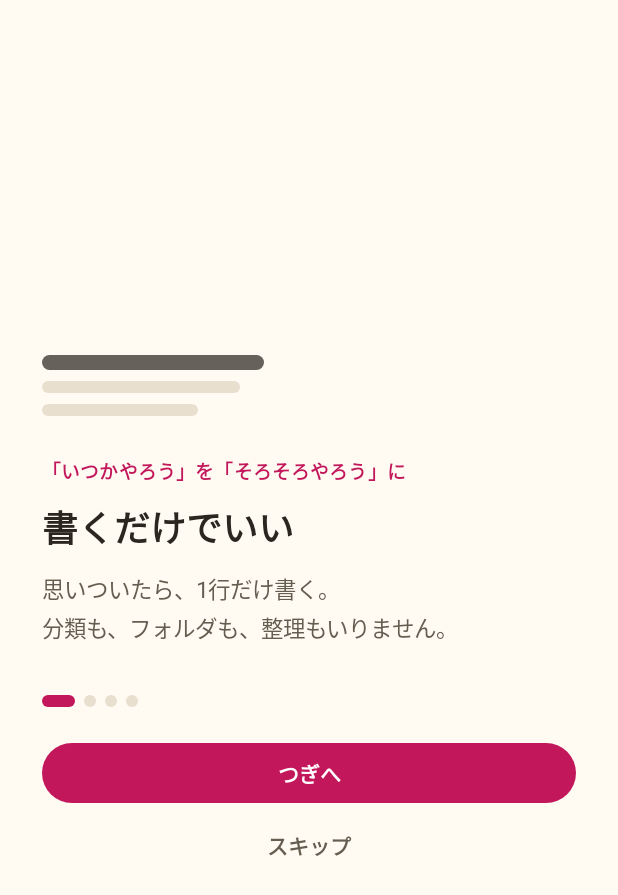
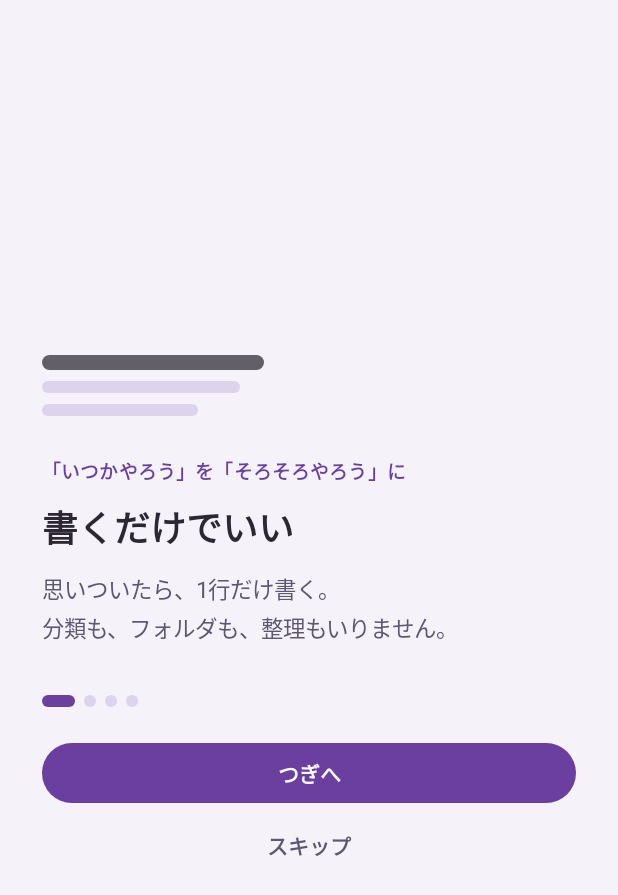
Before and after one commit to TaigaShinohara/uroboe, an Android app built with Jetpack Compose: the screen it shows after launch (MainActivity), on a phone screen of 412 x 824 dp. Shown: the top 895 px of the screen. Run offline under Robolectric (Android 15) with nearby library versions, the phone set to English and light mode, and no system bars; libraries missing offline, so code that uses them is left out: androidx.compose.ui, androidx.lifecycle, java.text.

Commit message:
v0.8.1: パレットを「ゆうぐれ」に変更（紙 #F5F2FA／インク #2C2733／強い色 #6A3FA0／淡 #E6DCF5、Pink→Accent へ改名）＋編集画面はキーボード表示中に操作ボタンを隠す

```diff
--- a/app/src/main/java/app/uroboe/MainActivity.kt
+++ b/app/src/main/java/app/uroboe/MainActivity.kt
@@ -48,7 +48,10 @@ import androidx.compose.foundation.layout.fillMaxSize
 import androidx.compose.foundation.layout.fillMaxWidth
 import androidx.compose.foundation.layout.height
 import androidx.compose.foundation.layout.heightIn
+import androidx.compose.foundation.layout.ExperimentalLayoutApi
+import androidx.compose.foundation.layout.WindowInsets
 import androidx.compose.foundation.layout.imePadding
+import androidx.compose.foundation.layout.isImeVisible
 import androidx.compose.foundation.layout.navigationBarsPadding
 import androidx.compose.foundation.layout.padding
 import androidx.compose.foundation.layout.safeDrawingPadding
@@ -134,21 +137,26 @@ import java.text.SimpleDateFormat
 import java.util.Date
 import java.util.Locale
 
-/** アート方針（docs/ART_DIRECTION.md）の色。全テキストで WCAG AA 4.5:1 以上を確保する。 */
+/**
+ * アート方針（docs/ART_DIRECTION.md）の色。全テキストで WCAG AA 4.5:1 以上を確保する。
+ * v0.8.1：パレットを「ゆうぐれ」（夕方の空・紫）に変更（本人が案ボード D を選択）。
+ * 旧ピンク系の名前（Pink/PinkBg）は役割名（Accent/AccentBg）へ改名した。
+ */
 object Palette {
-    val Paper = Color(0xFFFFFBF3)
-    val Ink = Color(0xFF2B2620)
-    val InkSoft = Color(0xFF665D51)
-    val Line = Color(0xFFE9DFCF)
+    val Paper = Color(0xFFF5F2FA)
+    val Ink = Color(0xFF2C2733)
+    val InkSoft = Color(0xFF5F5670)
+    val Line = Color(0xFFDDD3EC)
     val CardWhite = Color(0xFFFFFFFF)
-    val SomedayCard = Color(0xFFF6F0E4)
-    val Pink = Color(0xFFC2185B)
-    val PinkBg = Color(0xFFFCE7F1)
-    /** 落ち着いた濃い橙（対白 5.5:1 / 対紙色 5.3:1 / 対 OrangeBg 4.9:1）。赤は使わない。 */
+    val SomedayCard = Color(0xFFEFEAF7)
+    /** 強い色（唯一）。対紙 6.7:1 / 対 AccentBg 5.6:1 / 白文字を載せて 7.4:1。 */
+    val Accent = Color(0xFF6A3FA0)
+    val AccentBg = Color(0xFFE6DCF5)
+    /** 落ち着いた濃い橙（対白 5.5:1 / 対紙色 5.2:1 / 対 OrangeBg 4.9:1）。赤は使わない。警告の意味色はパレット変更でも据え置く。 */
     val Orange = Color(0xFFB83B00)
     val OrangeBg = Color(0xFFFFF0E3)
     /** M3 の outline 用の中間トーン（紙色とのコントラスト約3.4:1）。 */
-    val Outline = Color(0xFF8A7D68)
+    val Outline = Color(0xFF7D7290)
 }
 
 /**
@@ -174,10 +182,10 @@ private val UroboeTypography = Typography(
 fun UroboeTheme(content: @Composable () -> Unit) {
     MaterialTheme(
         colorScheme = lightColorScheme(
-            primary = Palette.Pink,
+            primary = Palette.Accent,
             onPrimary = Color.White,
-            primaryContainer = Palette.PinkBg,
-            onPrimaryContainer = Palette.Pink,
+            primaryContainer = Palette.AccentBg,
+            onPrimaryContainer = Palette.Accent,
             secondary = Palette.InkSoft,
             onSecondary = Color.White,
             secondaryContainer = Palette.SomedayCard,
@@ -205,7 +213,7 @@ fun UroboeTheme(content: @Composable () -> Unit) {
             outlineVariant = Palette.Line,
             inverseSurface = Palette.Ink,
             inverseOnSurface = Palette.Paper,
-            inversePrimary = Palette.PinkBg,
+            inversePrimary = Palette.AccentBg,
         ),
         typography = UroboeTypography,
         shapes = Shapes(
@@ -644,7 +652,7 @@ fun UroboeApp(store: MemoStore) {
             title = { Text("うろぼえ について") },
             text = {
                 Text(
-                    "「いつかやろう」を「そろそろやろう」に変えるメモ帳。\nバージョン 0.7.3\n\n" +
+                    "「いつかやろう」を「そろそろやろう」に変えるメモ帳。\nバージョン 0.8.1\n\n" +
                         "書いたメモは勝手には消えず、忘却曲線に沿って忘れかけたものが上へ浮かびます。\n\n" +
                         "メモを長押しするとメニューが出て、「まだやらない」「いつかやればいいへ」（自動浮上なしの保留）「やった」などを選べます。データはこの端末の中だけにあります。\n\n" +
                         "アプリを削除（アンインストール）すると、メモもすべて消えます。大事なメモは、画面いちばん下の「その他」→「データを書き出す」から控えを取っておけます。"
@@ -681,7 +689,7 @@ private fun FloatingMemoMotif(
                 .width(if (elevatedTop) 164.dp else 148.dp)
                 .height(10.dp)
                 .clip(RoundedCornerShape(5.dp))
-                .background(if (elevatedTop) Palette.Pink else Palette.Ink.copy(alpha = 0.72f))
+                .background(if (elevatedTop) Palette.Accent else Palette.Ink.copy(alpha = 0.72f))
         )
         // 下の2枚：静かに控えるメモ
         Box(
@@ -705,7 +713,7 @@ private fun FloatingMemoMotif(
 private fun SectionTitle(
     text: String,
     countLabel: String,
-    color: Color = Palette.Pink,
+    color: Color = Palette.Accent,
 ) {
     // v0.5：見出し下のヒント文は整理で削除した
     Row(
@@ -826,7 +834,7 @@ private fun ExpressiveActionGroup(
                 topStart = primaryOuter, bottomStart = primaryOuter,
                 topEnd = 4.dp, bottomEnd = 4.dp,
             ),
-            color = Palette.Pink,
+            color = Palette.Accent,
             modifier = Modifier.weight(primaryWeight).height(48.dp),
         ) {
             Box(contentAlignment = Alignment.Center) {
@@ -919,7 +927,7 @@ fun MorphingLoadingIndicator(modifier: Modifier = Modifier) {
             if (i == 0) path.moveTo(x, y) else path.lineTo(x, y)
         }
         path.close()
-        drawPath(path, color = Palette.Pink)
+        drawPath(path, color = Palette.Accent)
     }
 }
 
@@ -940,14 +948,14 @@ private fun ReunionCard(
     MemoCardShell(
         onClick = onOpen,
         onLongClick = onLongClick,
-        containerColor = Palette.PinkBg,
+        containerColor = Palette.AccentBg,
         elevationDp = 0f,
     ) {
         Row(Modifier.fillMaxWidth()) {
             Box(
                 Modifier
                     .clip(RoundedCornerShape(999.dp))
-                    .background(Palette.Pink)
+                    .background(Palette.Accent)
                     .padding(horizontal = 9.dp, vertical = 2.dp),
             ) {
                 Text(
@@ -1137,7 +1145,7 @@ fun SingleScreen(
                 SectionTitle(
                     text = "そろそろやろう",
                     countLabel = "${activeMemos.size}件",
-                    color = Palette.Pink,
+                    color = Palette.Accent,
                 )
             }
             if (gridActiveMemos.isEmpty()) {
@@ -1422,7 +1430,7 @@ fun WriteScreen(
                         }
                     },
                     textStyle = TextStyle(fontSize = 17.sp, color = Palette.Ink, lineHeight = 27.sp),
-                    cursorBrush = SolidColor(Palette.Pink),
+                    cursorBrush = SolidColor(Palette.Accent),
                     modifier = Modifier.fillMaxWidth().defaultMinSize(minHeight = 200.dp).focusRequester(focusRequester),
                     decorationBox = { inner ->
                         if (body.isEmpty()) {
@@ -1566,7 +1574,7 @@ private fun CharLimitNote(length: Int) {
     }
 }
 
-@OptIn(ExperimentalMaterial3Api::class)
+@OptIn(ExperimentalMaterial3Api::class, ExperimentalLayoutApi::class)
 @Composable
 fun EditScreen(
     memo: Memo,
@@ -1578,7 +1586,13 @@ fun EditScreen(
     onComplete: () -> Unit,
     onToggleLowPriority: (Boolean) -> Unit,
     onRequestDelete: () -> Unit,
+    // v0.8.1：テスト用。true の間は操作ボタンを隠す（キーボード表示中と同じ状態を再現する）
+    forceActionsHidden: Boolean = false,
 ) {
+    // v0.8.1：キーボードが出ている間は操作ボタンを隠し、本文の表示領域を全部使う
+    // （本人の指摘「編集時にボタンがじゃま」「キーボードで下の方が見れない」への対応）
+    val imeVisible = WindowInsets.isImeVisible
+    val actionsVisible = !imeVisible && !forceActionsHidden
     var body by rememberSaveable(memo.id) { mutableStateOf(memo.body) }
     var question by rememberSaveable(memo.id) { mutableStateOf(memo.question ?: "") }
     var answer by rememberSaveable(memo.id) { mutableStateOf(memo.answer ?: "") }
@@ -1661,7 +1675,7 @@ fun EditScreen(
                     ) {
                         Text(
                             "↩ 戻す", fontSize = 12.5.sp, fontWeight = FontWeight.Bold,
-                            color = if (undoStack.isNotEmpty()) Palette.Pink else Palette.InkSoft.copy(alpha = 0.45f),
+                            color = if (undoStack.isNotEmpty()) Palette.Accent else Palette.InkSoft.copy(alpha = 0.45f),
                         )
                     }
                 },
@@ -1694,7 +1708,7 @@ fun EditScreen(
                     line,
                     fontSize = 12.5.sp,
                     fontWeight = if (dueEmphasis) FontWeight.Bold else FontWeight.Normal,
-                    color = if (dueEmphasis) Palette.Pink else Palette.InkSoft,
+                    color = if (dueEmphasis) Palette.Accent else Palette.InkSoft,
                     modifier = Modifier.padding(top = 2.dp, bottom = 10.dp),
                 )
             }
@@ -1709,7 +1723,7 @@ fun EditScreen(
                         value = question,
                         onValueChange = { val v = it.take(1000); if (v != question) { pushHistory(1); question = v; persist(body, v, answer) } },
                         textStyle = TextStyle(fontSize = 17.sp, color = Palette.Ink, fontWeight = FontWeight.Bold, lineHeight = 27.sp),
-                        cursorBrush = SolidColor(Palette.Pink),
+                        cursorBrush = SolidColor(Palette.Accent),
                         modifier = Modifier.fillMaxWidth(),
                         decorationBox = { inner ->
                             if (question.isEmpty()) {
@@ -1730,7 +1744,7 @@ fun EditScreen(
                             onClick = { quizAnswerRevealed = true },
                             shape = RoundedCornerShape(999.dp),
                         ) {
-                            Text("タップで答えを表示・編集", color = Palette.Pink, fontSize = 12.5.sp)
+                            Text("タップで答えを表示・編集", color = Palette.Accent, fontSize = 12.5.sp)
                         }
                     }
                     AnimatedVisibility(
@@ -1742,7 +1756,7 @@ fun EditScreen(
                             value = answer,
                             onValueChange = { val v = it.take(1000); if (v != answer) { pushHistory(2); answer = v; persist(body, question, v) } },
                             textStyle = TextStyle(fontSize = 17.sp, color = Palette.Ink, lineHeight = 26.sp),
-                            cursorBrush = SolidColor(Palette.Pink),
+                            cursorBrush = SolidColor(Palette.Accent),
                             modifier = Modifier.fillMaxWidth().defaultMinSize(minHeight = 160.dp),
                             decorationBox = { inner ->
                                 if (answer.isEmpty()) {
@@ -1758,7 +1772,7 @@ fun EditScreen(
                         value = body,
                         onValueChange = { val v = it.take(1000); if (v != body) { pushHistory(0); body = v; persist(v, question, answer) } },
                         textStyle = TextStyle(fontSize = 17.sp, color = Palette.Ink, lineHeight = 27.sp),
-                        cursorBrush = SolidColor(Palette.Pink),
+                        cursorBrush = SolidColor(Palette.Accent),
                         modifier = Modifier.fillMaxWidth().defaultMinSize(minHeight = 200.dp),
                         decorationBox = { inner ->
                             if (body.isEmpty()) {
@@ -1779,6 +1793,8 @@ fun EditScreen(
                     modifier = Modifier.padding(top = 8.dp),
                 )
             }
+            // v0.8.1：キーボード表示中は操作ボタン一式を隠す（actionsVisible）
+            if (actionsVisible) {
             if (!memo.lowPriority) {
                 // v0.6.0：各ボタンに「押すとどうなるか」の一言を添えた（本人の「何か良くわからない」への対応）。
                 // 主役は「そろそろやる／まだやらない」の選択（v0.4.3）。完了は「やった」。
@@ -1866,6 +1882,7 @@ fun EditScreen(
                         modifier = Modifier.weight(1f),
                     )
                 }
+            }
             }
             }
         }
```
